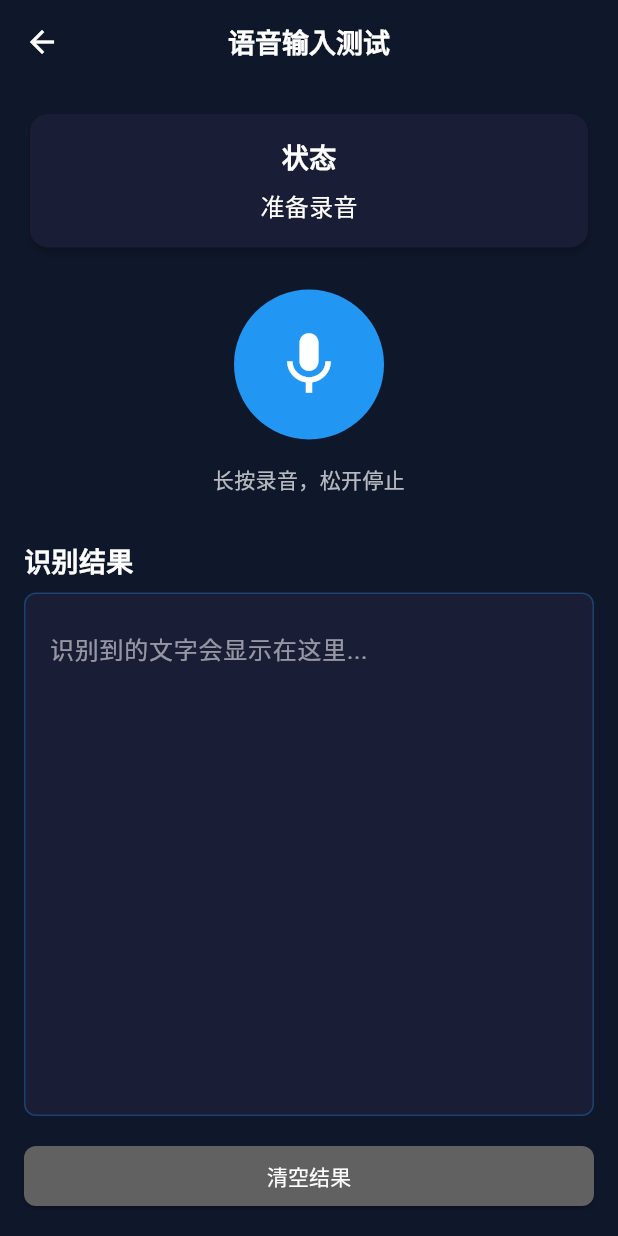
After one commit to Wu-An-Jun/smart_m, a Flutter app: the VoiceInputDemoPage screen opened directly, on a phone screen of 412 x 824 dp. The commit adds this screen. Run offline on Flutter 3.47's test engine with Material 3 defaults, Android fonts, the phone set to English and light mode, and no system bars; our stand-ins replace chewie, dio, flutter_markdown, flutter_svg, geocoding, geolocator and 9 more; missing offline and left inert: fl_amap, mobile_scanner, record; accounts and stored records are empty; network calls fail.

Commit message:
语音大模型接入，语音转文本，自动发送给ai

```diff
--- a/lib/common/voice_input_service.dart
+++ b/lib/common/voice_input_service.dart
@@ -1,73 +1,295 @@
 import 'dart:io';
+import 'dart:convert';
 import 'package:record/record.dart';
 import 'package:dio/dio.dart';
 import 'package:path_provider/path_provider.dart';
+import 'package:flutter/foundation.dart';
 
 /// 语音输入服务，负责录音和上传音频到 Dify 进行语音转文字
 class VoiceInputService {
+  static const String _baseUrl = 'http://dify.explorex-ai.com/v1';
+  static const String _apiKey = 'app-f8LfFNPYtORijWvHPjqBYhtA';
+
   final AudioRecorder _audioRecorder = AudioRecorder();
-  final Dio _dio = Dio();
+  late final Dio _dio;
 
   /// 录音文件路径
   String? _audioFilePath;
 
+  VoiceInputService() {
+    _dio = Dio(
+      BaseOptions(
+        baseUrl: _baseUrl,
+        connectTimeout: const Duration(seconds: 30),
+        receiveTimeout: const Duration(minutes: 2),
+        sendTimeout: const Duration(minutes: 2),
+        headers: {
+          'Authorization': 'Bearer $_apiKey',
+        },
+      ),
+    );
+
+    // 添加请求拦截器用于调试
+    if (kDebugMode) {
+      _dio.interceptors.add(
+        LogInterceptor(
+          requestBody: true,
+          responseBody: true,
+          logPrint: (obj) => debugPrint('[VoiceInputService] $obj'),
+        ),
+      );
+    }
+  }
+
   /// 开始录音，返回录音文件路径
   Future<String?> startRecording() async {
+    try {
       final hasPermission = await _audioRecorder.hasPermission();
-    if (hasPermission) {
+      if (!hasPermission) {
+        debugPrint('没有录音权限');
+        return null;
+      }
+
       final dir = await getTemporaryDirectory();
-      final filePath = '${dir.path}/audio_${DateTime.now().millisecondsSinceEpoch}.wav';
+      final timestamp = DateTime.now().millisecondsSinceEpoch;
+      final filePath = '${dir.path}/audio_$timestamp.m4a';
+
       await _audioRecorder.start(
-        const RecordConfig(encoder: AudioEncoder.wav),
+        const RecordConfig(
+          encoder: AudioEncoder.aacLc, // 使用AAC编码，生成m4a文件
+          bitRate: 128000,
+          sampleRate: 44100,
+        ),
         path: filePath,
       );
+
       _audioFilePath = filePath;
+      debugPrint('开始录音，文件路径: $filePath');
       return filePath;
+    } catch (e) {
+      debugPrint('开始录音失败: $e');
+      return null;
     }
-    return null;
   }
 
   /// 停止录音，返回录音文件路径
   Future<String?> stopRecording() async {
+    try {
       final path = await _audioRecorder.stop();
       if (path != null && path.isNotEmpty) {
         _audioFilePath = path;
+        debugPrint('录音结束，文件路径: $path');
+
+        // 检查文件是否存在和大小
+        final file = File(path);
+        if (file.existsSync()) {
+                   final fileSize = await file.length();
+           debugPrint('录音文件大小: $fileSize字节');
+          if (fileSize > 0) {
             return path;
+          } else {
+            debugPrint('录音文件为空');
           }
+        } else {
+          debugPrint('录音文件不存在');
+        }
+      }
+      return null;
+    } catch (e) {
+      debugPrint('停止录音失败: $e');
+      return null;
+    }
+  }
+
+  /// 上传音频文件到 Dify，返回文件ID
+  Future<String?> uploadAudioFile(String filePath) async {
+    try {
+      final file = File(filePath);
+      if (!file.existsSync()) {
+        debugPrint('音频文件不存在: $filePath');
         return null;
       }
 
-  /// 上传音频文件到 Dify，返回识别文本
-  /// [apiUrl] 语音转文字API地址
-  /// [apiKey] Dify API密钥
-  Future<String?> uploadAudioAndGetText({
-    required String filePath,
-    required String apiUrl,
-    required String apiKey,
-  }) async {
-    final file = File(filePath);
-    if (!file.existsSync()) return null;
+      final fileSize = await file.length();
+      debugPrint('准备上传音频文件，大小: $fileSize字节');
+
+      final fileName = filePath.split('/').last;
       final formData = FormData.fromMap({
-      'file': await MultipartFile.fromFile(filePath, filename: 'audio.wav'),
+        'file': await MultipartFile.fromFile(
+          filePath,
+          filename: fileName,
+        ),
+        'user': 'flutter_app_user',
+        'type': 'audio', // 明确指定为音频类型
       });
-    try {
+
       final response = await _dio.post(
-        apiUrl,
+        '/files/upload',
         data: formData,
         options: Options(
           headers: {
-            'Authorization': 'Bearer $apiKey',
+            // multipart/form-data 的 Content-Type 由 Dio 自动设置
           },
         ),
       );
-      if (response.statusCode == 200 && response.data != null) {
-        // 假设返回格式 { "text": "识别结果" }
-        return response.data['text'] as String?;
+
+      if (response.statusCode == 201 && response.data != null) {
+        final fileId = response.data['id'];
+        debugPrint('音频文件上传成功，文件ID: $fileId');
+        return fileId;
+      } else {
+        debugPrint('音频文件上传失败，状态码: ${response.statusCode}');
+        return null;
       }
     } catch (e) {
-      // ignore: avoid_print
-      print('上传音频失败: $e');
-    }
+      debugPrint('上传音频文件失败: $e');
       return null;
     }
   }
+
+  /// 使用 Workflow API 进行语音转文字
+  Future<String?> speechToText(String fileId) async {
+    try {
+      debugPrint('开始语音转文字，文件ID: $fileId');
+
+      final requestData = {
+        'inputs': {
+          'sys_audio': {
+            'dify_model_identity': '__dify__file__',
+            'id': null,
+            'type': 'audio',
+            'transfer_method': 'local_file',
+            'upload_file_id': fileId,
+            'filename': 'audio_recording.m4a',
+            'extension': '.m4a',
+            'mime_type': 'audio/x-m4a',
+          }
+        },
+        'response_mode': 'blocking', // 使用阻塞模式，等待完整结果
+        'user': 'flutter_app_user',
+      };
+
+      final response = await _dio.post(
+        '/workflows/run',
+        data: requestData,
+        options: Options(
+          headers: {
+            'Content-Type': 'application/json',
+          },
+        ),
+      );
+
+      if (response.statusCode == 200 && response.data != null) {
+        final data = response.data;
+        debugPrint('Workflow执行成功: ${jsonEncode(data)}');
+
+        // 检查workflow状态
+        if (data['data'] != null && data['data']['status'] == 'succeeded') {
+          final outputs = data['data']['outputs'];
+          if (outputs != null) {
+            debugPrint('Workflow输出结构: ${jsonEncode(outputs)}');
+
+            // 根据您提供的服务端输出样式解析
+            // 可能的返回格式: {"text": "北京输入测试"}
+            final text = outputs['text'] ??
+                        outputs['result'] ??
+                        outputs['transcription'] ??
+                        outputs['output'] ??
+                        outputs['content'];
+
+            if (text != null) {
+              final textStr = text.toString().trim();
+              if (textStr.isNotEmpty) {
+                debugPrint('语音转文字成功: $textStr');
+                return textStr;
+              }
+            }
+
+            // 如果直接字段没有找到，尝试深度查找
+            for (final value in outputs.values) {
+              if (value is String && value.trim().isNotEmpty) {
+                debugPrint('从outputs中提取到文本: $value');
+                return value.trim();
+              } else if (value is Map<String, dynamic>) {
+                // 如果是嵌套对象，继续查找text字段
+                final nestedText = value['text'] ?? value['content'] ?? value['result'];
+                if (nestedText != null && nestedText.toString().trim().isNotEmpty) {
+                  debugPrint('从嵌套对象中提取到文本: $nestedText');
+                  return nestedText.toString().trim();
+                }
+              }
+            }
+          }
+        }
+
+        debugPrint('Workflow执行失败或无输出结果');
+        return null;
+      } else {
+        debugPrint('Workflow API调用失败，状态码: ${response.statusCode}');
+        return null;
+      }
+    } catch (e) {
+      debugPrint('语音转文字失败: $e');
+      return null;
+    }
+  }
+
+  /// 录音并转换为文字的完整流程
+  Future<String?> recordAndTranscribe() async {
+    try {
+      // 1. 开始录音
+      final recordPath = await startRecording();
+      if (recordPath == null) {
+        return null;
+      }
+
+      // 这里需要等待用户停止录音
+      // 实际使用中，这个方法应该分为开始录音和停止录音两个步骤
+
+      return null; // 这个方法主要用于流程展示
+    } catch (e) {
+      debugPrint('录音转文字完整流程失败: $e');
+      return null;
+    }
+  }
+
+  /// 完整的语音转文字流程：上传文件 + 调用workflow
+  Future<String?> uploadAndTranscribe(String filePath) async {
+    try {
+      // 1. 上传音频文件
+      final fileId = await uploadAudioFile(filePath);
+      if (fileId == null) {
+        return null;
+      }
+
+      // 2. 调用workflow进行语音转文字
+      final text = await speechToText(fileId);
+      return text;
+    } catch (e) {
+      debugPrint('语音转文字完整流程失败: $e');
+      return null;
+    }
+  }
+
+  /// 清理临时文件
+  Future<void> cleanup() async {
+    try {
+      if (_audioFilePath != null) {
+        final file = File(_audioFilePath!);
+        if (file.existsSync()) {
+          await file.delete();
+          debugPrint('已清理临时音频文件: $_audioFilePath');
+        }
+        _audioFilePath = null;
+      }
+    } catch (e) {
+      debugPrint('清理临时文件失败: $e');
+    }
+  }
+
+  /// 释放资源
+  void dispose() {
+    _audioRecorder.dispose();
+    cleanup();
+  }
+}
--- /dev/null
+++ b/lib/test_voice_input_demo.dart
@@ -0,0 +1,266 @@
+import 'package:flutter/material.dart';
+import 'package:get/get.dart';
+import 'package:permission_handler/permission_handler.dart';
+import 'common/voice_input_service.dart';
+
+/// 语音输入功能演示页面
+/// 演示如何使用新的Dify语音转文字功能
+class VoiceInputDemoPage extends StatefulWidget {
+  const VoiceInputDemoPage({super.key});
+
+  @override
+  State<VoiceInputDemoPage> createState() => _VoiceInputDemoPageState();
+}
+
+class _VoiceInputDemoPageState extends State<VoiceInputDemoPage> {
+  final VoiceInputService _voiceService = VoiceInputService();
+  final TextEditingController _resultController = TextEditingController();
+
+  bool _isRecording = false;
+  bool _isProcessing = false;
+  String _status = '准备录音';
+
+  @override
+  void dispose() {
+    _voiceService.dispose();
+    _resultController.dispose();
+    super.dispose();
+  }
+
+  /// 开始录音
+  Future<void> _startRecording() async {
+    // 检查权限
+    var status = await Permission.microphone.status;
+    if (status.isDenied || status.isRestricted) {
+      status = await Permission.microphone.request();
+    }
+    if (!status.isGranted) {
+      Get.snackbar('权限提示', '请在系统设置中授予麦克风权限');
+      return;
+    }
+
+    setState(() {
+      _isRecording = true;
+      _status = '正在录音...';
+    });
+
+    final recordPath = await _voiceService.startRecording();
+    if (recordPath == null) {
+      setState(() {
+        _isRecording = false;
+        _status = '录音失败';
+      });
+      Get.snackbar('错误', '无法开始录音');
+    }
+  }
+
+  /// 停止录音并处理
+  Future<void> _stopRecording() async {
+    if (!_isRecording) return;
+
+    setState(() {
+      _isRecording = false;
+      _isProcessing = true;
+      _status = '正在处理录音...';
+    });
+
+    try {
+      final filePath = await _voiceService.stopRecording();
+      if (filePath == null) {
+        throw Exception('录音文件生成失败');
+      }
+
+      setState(() {
+        _status = '正在上传并识别...';
+      });
+
+      final text = await _voiceService.uploadAndTranscribe(filePath);
+
+      setState(() {
+        _isProcessing = false;
+        if (text != null && text.isNotEmpty) {
+          _resultController.text = text;
+          _status = '识别成功';
+          Get.snackbar('成功', '语音识别完成');
+        } else {
+          _status = '识别失败';
+          Get.snackbar('失败', '未能识别到有效语音');
+        }
+      });
+    } catch (e) {
+      setState(() {
+        _isProcessing = false;
+        _status = '处理失败: ${e.toString()}';
+      });
+      Get.snackbar('错误', '语音处理失败: ${e.toString()}');
+    }
+  }
+
+  @override
+  Widget build(BuildContext context) {
+    return Scaffold(
+      appBar: AppBar(
+        title: const Text('语音输入测试'),
+        backgroundColor: const Color(0xFF0F172A),
+        foregroundColor: Colors.white,
+      ),
+      backgroundColor: const Color(0xFF0F172A),
+      body: Padding(
+        padding: const EdgeInsets.all(16.0),
+        child: Column(
+          crossAxisAlignment: CrossAxisAlignment.stretch,
+          children: [
+            // 状态显示
+            Card(
+              color: const Color(0xFF1A1D36),
+              child: Padding(
+                padding: const EdgeInsets.all(16.0),
+                child: Column(
+                  children: [
+                    Text(
+                      '状态',
+                      style: const TextStyle(
+                        color: Colors.white,
+                        fontSize: 18,
+                        fontWeight: FontWeight.bold,
+                      ),
+                    ),
+                    const SizedBox(height: 8),
+                    Text(
+                      _status,
+                      style: TextStyle(
+                        color: _isRecording
+                            ? Colors.blue
+                            : _isProcessing
+                                ? Colors.orange
+                                : Colors.white,
+                        fontSize: 16,
+                      ),
+                    ),
+                    if (_isProcessing) ...[
+                      const SizedBox(height: 8),
+                      const LinearProgressIndicator(
+                        color: Colors.blue,
+                        backgroundColor: Color(0xFF2A2A2A),
+                      ),
+                    ],
+                  ],
+                ),
+              ),
+            ),
+
+            const SizedBox(height: 24),
+
+            // 录音按钮
+            Center(
+              child: GestureDetector(
+                onLongPress: _isProcessing ? null : _startRecording,
+                onLongPressUp: _isProcessing ? null : _stopRecording,
+                child: AnimatedContainer(
+                  duration: const Duration(milliseconds: 200),
+                  width: _isRecording ? 120 : 100,
+                  height: _isRecording ? 120 : 100,
+                  decoration: BoxDecoration(
+                    color: _isRecording
+                        ? Colors.red
+                        : _isProcessing
+                            ? Colors.grey
+                            : Colors.blue,
+                    shape: BoxShape.circle,
+                    boxShadow: _isRecording
+                        ? [
+                            BoxShadow(
+                              color: Colors.red.withOpacity(0.5),
+                              blurRadius: 20,
+                              spreadRadius: 5,
+                            ),
+                          ]
+                        : [],
+                  ),
+                  child: Icon(
+                    _isProcessing
+                        ? Icons.hourglass_empty
+                        : Icons.mic,
+                    color: Colors.white,
+                    size: _isRecording ? 60 : 50,
+                  ),
+                ),
+              ),
+            ),
+
+            const SizedBox(height: 16),
+
+            Text(
+              _isProcessing
+                  ? '处理中，请稍候...'
+                  : '长按录音，松开停止',
+              textAlign: TextAlign.center,
+              style: const TextStyle(
+                color: Colors.white70,
+                fontSize: 14,
+              ),
+            ),
+
+            const SizedBox(height: 32),
+
+            // 结果显示
+            const Text(
+              '识别结果',
+              style: TextStyle(
+                color: Colors.white,
+                fontSize: 18,
+                fontWeight: FontWeight.bold,
+              ),
+            ),
+
+            const SizedBox(height: 8),
+
+            Expanded(
+              child: Container(
+                decoration: BoxDecoration(
+                  color: const Color(0xFF1A1D36),
+                  borderRadius: BorderRadius.circular(8),
+                  border: Border.all(
+                    color: Colors.blue.withOpacity(0.3),
+                  ),
+                ),
+                padding: const EdgeInsets.all(16),
+                child: TextField(
+                  controller: _resultController,
+                  maxLines: null,
+                  expands: true,
+                  style: const TextStyle(
+                    color: Colors.white,
+                    fontSize: 16,
+                  ),
+                  decoration: const InputDecoration(
+                    hintText: '识别到的文字会显示在这里...',
+                    hintStyle: TextStyle(color: Colors.white54),
+                    border: InputBorder.none,
+                  ),
+                ),
+              ),
+            ),
+
+            const SizedBox(height: 16),
+
+            // 清空按钮
+            ElevatedButton(
+              onPressed: () {
+                _resultController.clear();
+                setState(() {
+                  _status = '准备录音';
+                });
+              },
+              style: ElevatedButton.styleFrom(
+                backgroundColor: Colors.grey[700],
+                foregroundColor: Colors.white,
+              ),
+              child: const Text('清空结果'),
+            ),
+          ],
+        ),
+      ),
+    );
+  }
+}
--- a/pubspec.yaml
+++ b/pubspec.yaml
@@ -50,6 +50,7 @@ dependencies:
   speech_to_text: ^7.1.0
   permission_handler: ^11.3.0
   vibration: ^3.1.0
+  path_provider: ^2.1.1
 
   # The following adds the Cupertino Icons font to your application.
   # Use with the CupertinoIcons class for iOS style icons.
```
Also changed, not shown: lib/routes/home_page.dart (+86 -19 lines), pubspec.lock, 7 other files. Lines whose indentation alone changed are shown as unchanged.
